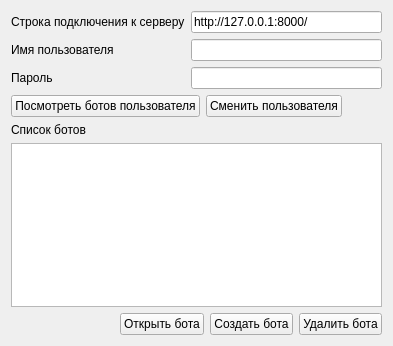
Old version of the form desktop_constructor_app/constructor_app/login_form.ui in the repository cuttlesystems/simplegram.
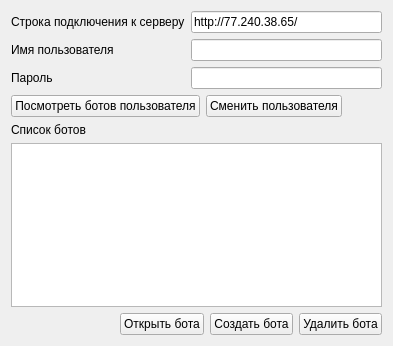
New version of the form.

```diff
--- a/desktop_constructor_app/constructor_app/login_form.ui
+++ b/desktop_constructor_app/constructor_app/login_form.ui
@@ -26,7 +26,7 @@
      <item row="0" column="1">
       <widget class="QLineEdit" name="server_addr_edit">
        <property name="text">
-        <string>http://127.0.0.1:8000/</string>
+        <string>http://77.240.38.65/</string>
        </property>
       </widget>
      </item>
```
